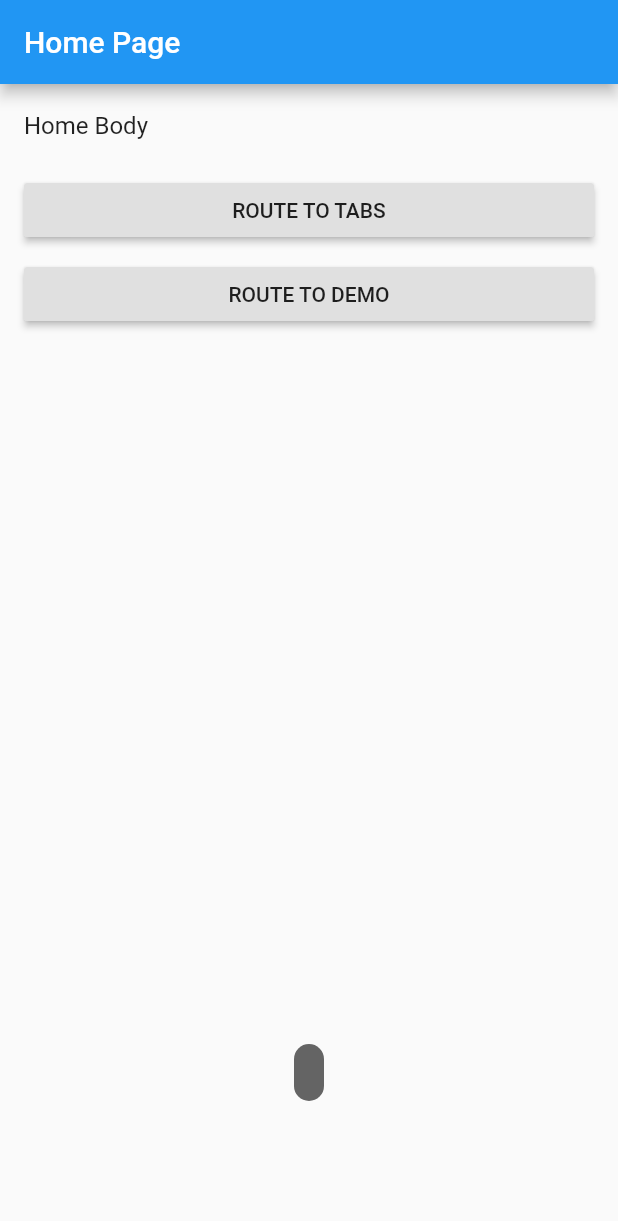
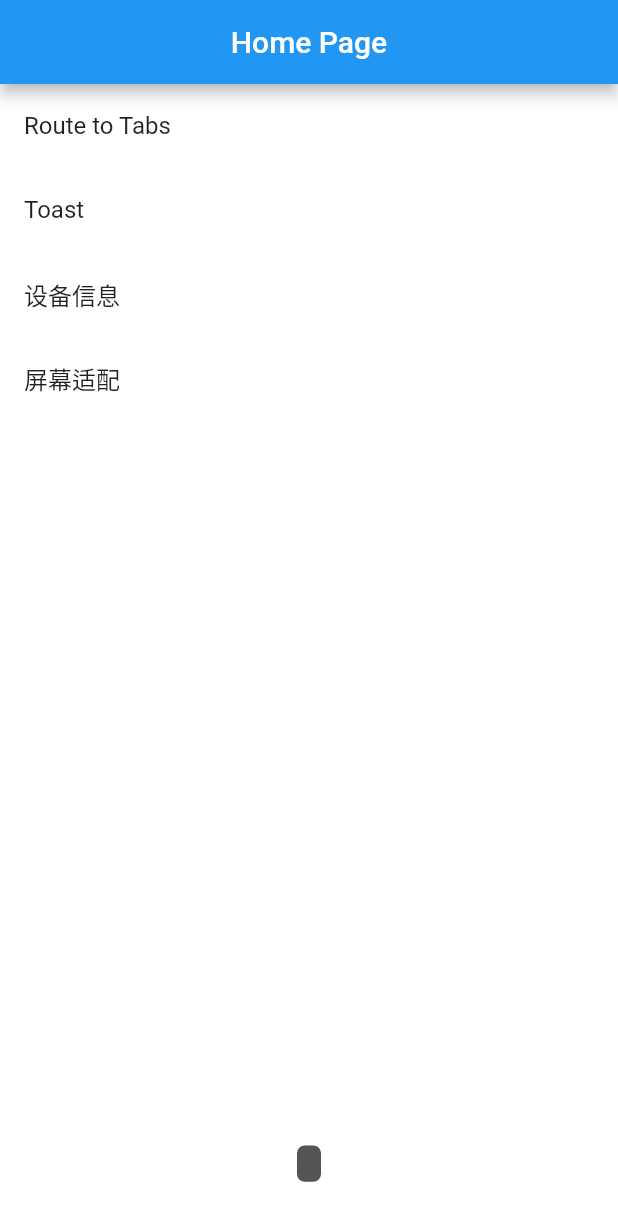
Before and after one commit to NightFarmer/flutter_is_easy, a Flutter app: the screen it shows after launch, on a phone screen of 412 x 824 dp. Shown: the top 1221 px of the screen. Run offline on Flutter 3.47's test engine with Material 2 defaults, Android fonts, the phone set to English and light mode, and no system bars.

Commit message:
增加设备信息获取

```diff
--- a/lib/main.dart
+++ b/lib/main.dart
@@ -1,5 +1,12 @@
+import 'dart:ui';
+
 import 'package:flutter/material.dart';
+import 'package:flutter_is_easy/demo_page/extend/toast_page.dart';
+import 'package:flutter_is_easy/demo_page/normal/deviceInfo_page.dart';
 import 'dart:math';
+
+import 'package:flutter_is_easy/demo_page/extend/screen_adaptation_page.dart';
+import 'package:flutter_is_easy/widgets/smart_flutter.dart';
 
 void main() => runApp(new MyApp());
 
@@ -10,115 +17,21 @@ class MyApp extends StatelessWidget {
       child: new MaterialApp(
         title: 'Flutter Demo',
         theme: new ThemeData(
+          scaffoldBackgroundColor: Colors.white,
           primarySwatch: Colors.blue,
+          platform: TargetPlatform.iOS,
         ),
         home: new MyHomePage(),
         routes: {
           TabsPage.routeName: (context) => new TabsPage(),
-          DemoPage.routeName: (context) => new DemoPage(),
+//          DemoPage.routeName: (context) => new DemoPage(),
+          DeviceInfoPage.routeName: (context) => new DeviceInfoPage(),
+          ScreenAdaptationPage.routeName: (context) =>
+              new ScreenAdaptationPage(),
+          ToastPage.routeName: (context) => new ToastPage(),
         },
       ),
     );
-  }
-}
-
-class SmartFlutter extends StatefulWidget {
-  final Widget child;
-
-  SmartFlutter({Key key, this.child}) : super(key: key);
-
-  @override
-  State<StatefulWidget> createState() {
-    return _SmartFlutterState();
-  }
-
-  static _SmartFlutterState of(BuildContext context, {bool nullOk: false}) {
-    assert(nullOk != null);
-    assert(context != null);
-    final _SmartFlutterState result =
-        context.ancestorStateOfType(const TypeMatcher<_SmartFlutterState>());
-    if (nullOk || result != null) return result;
-    throw new FlutterError(
-        'Scaffold.of() called with a context that does not contain a Scaffold.\n'
-        'No Scaffold ancestor could be found starting from the context that was passed to Scaffold.of(). '
-        'This usually happens when the context provided is from the same StatefulWidget as that '
-        'whose build function actually creates the Scaffold widget being sought.\n'
-        'There are several ways to avoid this problem. The simplest is to use a Builder to get a '
-        'context that is "under" the Scaffold. For an example of this, please see the '
-        'documentation for Scaffold.of():\n'
-        '  https://docs.flutter.io/flutter/material/Scaffold/of.html\n'
-        'A more efficient solution is to split your build function into several widgets. This '
-        'introduces a new context from which you can obtain the Scaffold. In this solution, '
-        'you would have an outer widget that creates the Scaffold populated by instances of '
-        'your new inner widgets, and then in these inner widgets you would use Scaffold.of().\n'
-        'A less elegant but more expedient solution is assign a GlobalKey to the Scaffold, '
-        'then use the key.currentState property to obtain the ScaffoldState rather than '
-        'using the Scaffold.of() function.\n'
-        'The context used was:\n'
-        '  $context');
-  }
-}
-
-class _SmartFlutterState extends State<SmartFlutter> {
-  String toastMsg = "";
-
-  @override
-  Widget build(BuildContext context) {
-//    child: new Text("Hello World!", textDirection: TextDirection.ltr)
-//    return WidgetsApp(
-//      color: Colors.deepOrange,
-//      builder: (c, w) {
-//        return Stack(
-//          children: <Widget>[
-//            widget.child,
-//            Text("123"),
-//          ],
-//        );
-//      },
-//    );
-    return MaterialApp(
-      home: Scaffold(
-        body: Stack(
-          children: <Widget>[
-            widget.child,
-            Positioned(
-              child: Align(
-                alignment: Alignment.bottomCenter,
-                child: buildToastView(),
-              ),
-              left: 0.0,
-              top: 0.0,
-              right: 0.0,
-              bottom: 0.0,
-            ),
-          ],
-        ),
-      ),
-    );
-  }
-
-  Widget buildToastView() {
-    return IgnorePointer(
-      child: Container(
-        child: Text(
-          toastMsg,
-          style: TextStyle(fontSize: 15.0, color: Color(0xFFffffff)),
-        ),
-        decoration: BoxDecoration(
-          color: Color(0x99000000),
-          borderRadius: BorderRadius.all(Radius.circular(10.0)),
-        ),
-        padding: EdgeInsets.all(10.0),
-        margin: EdgeInsets.all(90.0),
-      ),
-      ignoring: true,
-    );
-  }
-
-  toast(String msg) {
-    setState(() {
-      toastMsg = msg;
-    });
   }
 }
 
@@ -137,22 +50,36 @@ class _MyHomePageState extends State<MyHomePage> {
       ),
       body: new ListView(
         children: <Widget>[
+//          new ListTile(
+//            title: new RaisedButton(
+//                child: new Text("Route to Tabs".toUpperCase()),
+//                onPressed: () {
+//                  Navigator.of(context).pushNamed(TabsPage.routeName);
+//                }),
+//          ),
           new ListTile(
-            title: new Text("Home Body"),
+            title: new Text("Route to Tabs"),
+            onTap: () {
+              Navigator.of(context).pushNamed(TabsPage.routeName);
+            },
           ),
           new ListTile(
-            title: new RaisedButton(
-                child: new Text("Route to Tabs".toUpperCase()),
-                onPressed: () {
-                  Navigator.of(context).pushNamed(TabsPage.routeName);
-                }),
+            title: new Text("Toast"),
+            onTap: () {
+              Navigator.of(context).pushNamed(ToastPage.routeName);
+            },
           ),
           new ListTile(
-            title: new RaisedButton(
-                child: new Text("Route to Demo".toUpperCase()),
-                onPressed: () {
-                  Navigator.of(context).pushNamed(DemoPage.routeName);
-                }),
+            title: new Text("设备信息"),
+            onTap: () {
+              Navigator.of(context).pushNamed(DeviceInfoPage.routeName);
+            },
+          ),
+          new ListTile(
+            title: new Text("屏幕适配"),
+            onTap: () {
+              Navigator.of(context).pushNamed(ScreenAdaptationPage.routeName);
+            },
           ),
         ],
       ),
@@ -272,39 +199,3 @@ class _TransitTabState extends State<TransitTab> {
     );
   }
 }
-
-class DemoPage extends StatefulWidget {
-  static String routeName = "/demoPage";
-
-  @override
-  State<StatefulWidget> createState() {
-    return _DemoPageState();
-  }
-}
-
-class _DemoPageState extends State<DemoPage> {
-  @override
-  Widget build(BuildContext context) {
-    return Scaffold(
-      appBar: AppBar(
-        title: Text("demo"),
-      ),
-      body: Container(
-        child: ListView(
-          children: <Widget>[
-            ListTile(
-              title: RaisedButton(
-                child: Text("toast"),
-                onPressed: () {
-                  SmartFlutter
-                      .of(context)
-                      .toast("测试" + Random().nextInt(10).toString());
-                },
-              ),
-            )
-          ],
-        ),
-      ),
-    );
-  }
-}
--- /dev/null
+++ b/lib/widgets/smart_flutter.dart
@@ -0,0 +1,93 @@
+import 'package:flutter/material.dart';
+import 'package:flutter_is_easy/utils/screen_adaptation.dart';
+
+class SmartFlutter extends StatefulWidget {
+  final Widget child;
+
+  SmartFlutter({Key key, this.child}) : super(key: key);
+
+  @override
+  State<StatefulWidget> createState() {
+    return _SmartFlutterState();
+  }
+
+  static _SmartFlutterState of(BuildContext context, {bool nullOk: false}) {
+    assert(nullOk != null);
+    assert(context != null);
+    final _SmartFlutterState result =
+        context.ancestorStateOfType(const TypeMatcher<_SmartFlutterState>());
+    if (nullOk || result != null) return result;
+    throw new FlutterError(
+        'Scaffold.of() called with a context that does not contain a Scaffold.\n'
+        'No Scaffold ancestor could be found starting from the context that was passed to Scaffold.of(). '
+        'This usually happens when the context provided is from the same StatefulWidget as that '
+        'whose build function actually creates the Scaffold widget being sought.\n'
+        'There are several ways to avoid this problem. The simplest is to use a Builder to get a '
+        'context that is "under" the Scaffold. For an example of this, please see the '
+        'documentation for Scaffold.of():\n'
+        '  https://docs.flutter.io/flutter/material/Scaffold/of.html\n'
+        'A more efficient solution is to split your build function into several widgets. This '
+        'introduces a new context from which you can obtain the Scaffold. In this solution, '
+        'you would have an outer widget that creates the Scaffold populated by instances of '
+        'your new inner widgets, and then in these inner widgets you would use Scaffold.of().\n'
+        'A less elegant but more expedient solution is assign a GlobalKey to the Scaffold, '
+        'then use the key.currentState property to obtain the ScaffoldState rather than '
+        'using the Scaffold.of() function.\n'
+        'The context used was:\n'
+        '  $context');
+  }
+}
+
+class _SmartFlutterState extends State<SmartFlutter> {
+  String toastMsg = "";
+
+  @override
+  Widget build(BuildContext context) {
+    return MaterialApp(
+      home: Scaffold(
+        body: Stack(
+          children: <Widget>[
+            widget.child,
+            Positioned(
+              child: Align(
+                alignment: Alignment.bottomCenter,
+                child: buildToastView(),
+              ),
+              left: 0.0,
+              top: 0.0,
+              right: 0.0,
+              bottom: 0.0,
+            ),
+          ],
+        ),
+      ),
+    );
+  }
+
+  Widget buildToastView() {
+    return IgnorePointer(
+      child: Container(
+        child: Text(
+          toastMsg,
+          style: TextStyle(fontSize: dpx(13.5), color: Color(0xFFffffff)),
+        ),
+        decoration: BoxDecoration(
+          color: Color(0xAA000000),
+          borderRadius: BorderRadius.all(Radius.circular(dpx(10.0))),
+        ),
+        padding: EdgeInsets.all(dpx(15.5)),
+        margin: EdgeInsets.symmetric(
+          vertical: dpx(70.0),
+          horizontal: dpx(50.0),
+        ),
+      ),
+      ignoring: true,
+    );
+  }
+
+  toast(String msg) {
+    setState(() {
+      toastMsg = msg;
+    });
+  }
+}
```
Also changed, not shown: lib/demo_page/extend/screen_adaptation_page.dart (added, +81 -0 lines), lib/demo_page/extend/toast_page.dart (added, +31 -0 lines), lib/demo_page/normal/deviceInfo_page.dart (added, +64 -0 lines), lib/utils/screen_adaptation.dart (added, +43 -0 lines).
